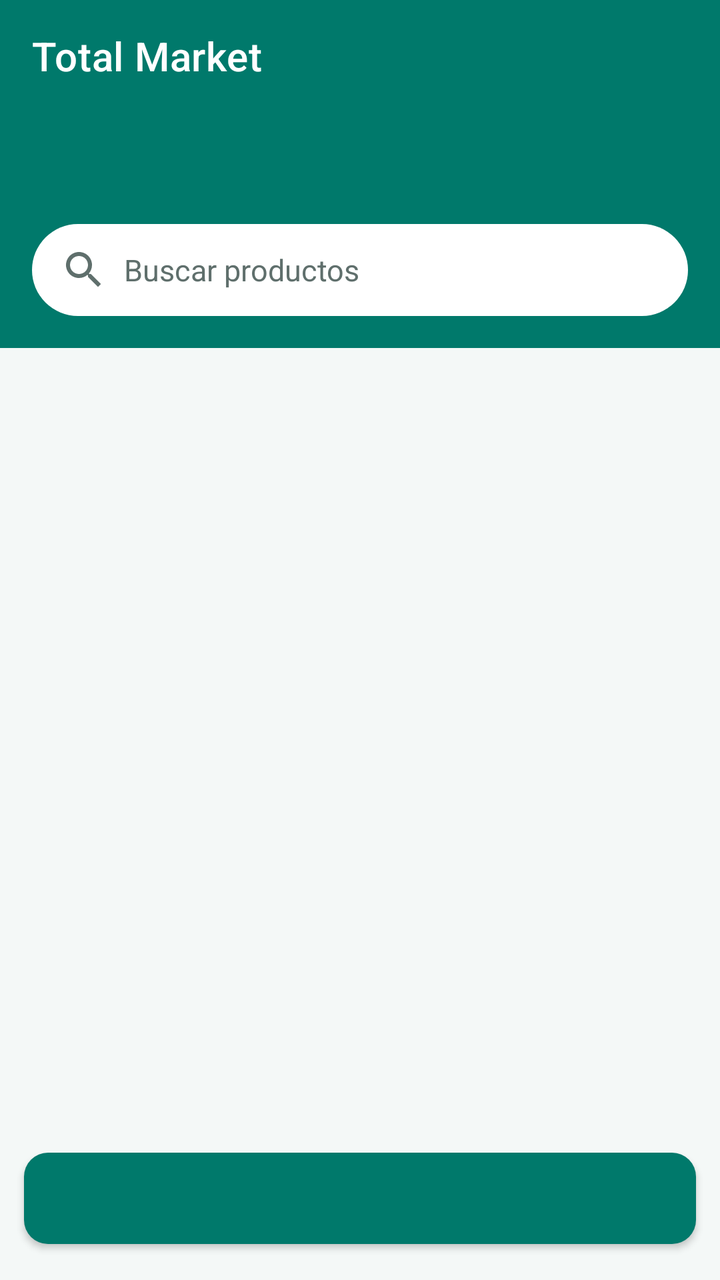
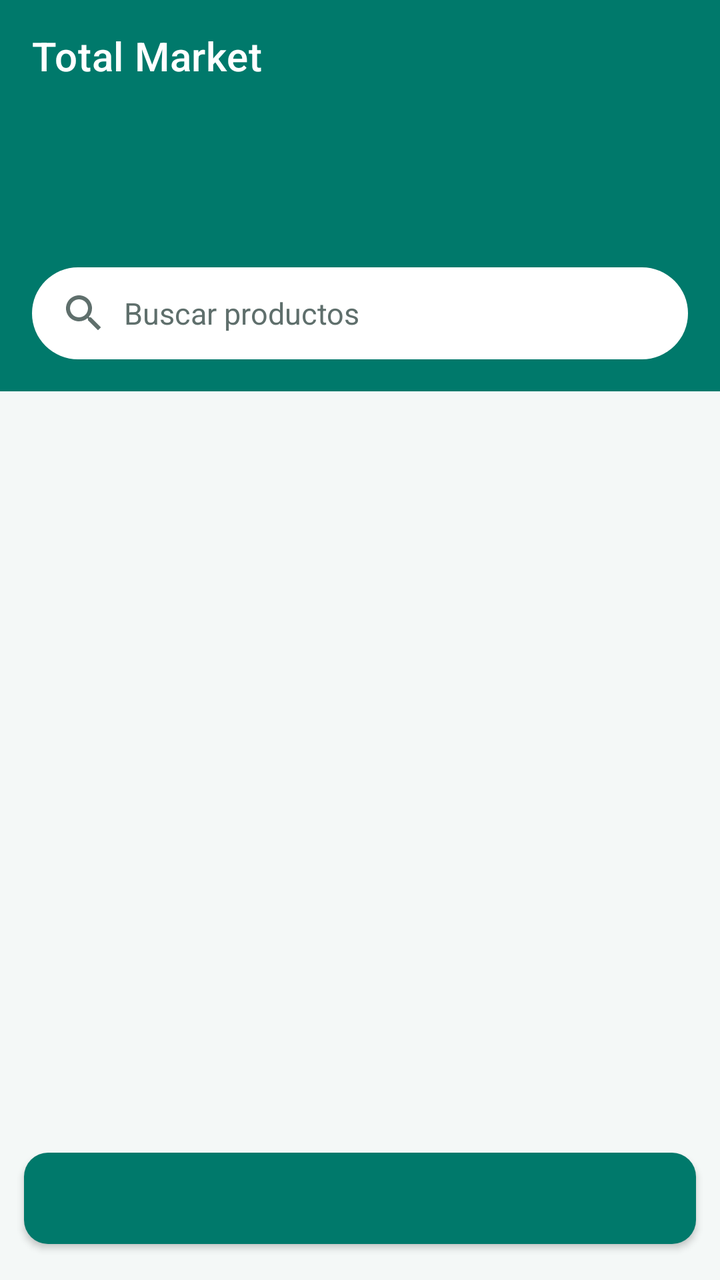

Before-and-after screenshots of an Android layout around one commit, followed by the original layout XML and the change that was made.
<!-- AndroidManifest.xml: application theme Theme.TotalMarket -->
<!-- res/layout/activity_main.xml -->
<?xml version="1.0" encoding="utf-8"?>
<LinearLayout xmlns:android="http://schemas.android.com/apk/res/android"
    xmlns:app="http://schemas.android.com/apk/res-auto"
    android:layout_width="match_parent"
    android:layout_height="match_parent"
    android:background="@color/fondo"
    android:orientation="vertical">

    <com.google.android.material.appbar.MaterialToolbar
        android:id="@+id/toolbar"
        android:layout_width="match_parent"
        android:layout_height="?attr/actionBarSize"
        android:background="@color/verde"
        android:theme="@style/ThemeOverlay.MaterialComponents.Dark.ActionBar"
        app:title="Total Market"
        app:titleTextColor="@color/white" />

    <LinearLayout
        android:layout_width="match_parent"
        android:layout_height="wrap_content"
        android:background="@color/verde"
        android:orientation="vertical"
        android:paddingStart="16dp"
        android:paddingTop="0dp"
        android:paddingEnd="16dp"
        android:paddingBottom="16dp">

        <TextView
            android:id="@+id/tvSaludo"
            android:layout_width="match_parent"
            android:layout_height="wrap_content"
            android:textColor="@color/white"
            android:textSize="18sp"
            android:textStyle="bold" />

        <TextView
            android:id="@+id/tvDireccion"
            android:layout_width="match_parent"
            android:layout_height="wrap_content"
            android:layout_marginTop="2dp"
            android:alpha="0.9"
            android:textColor="@color/white"
            android:textSize="13sp" />

        <EditText
            android:id="@+id/etBuscar"
            android:layout_width="match_parent"
            android:layout_height="46dp"
            android:layout_marginTop="12dp"
            android:background="@drawable/bg_search"
            android:drawableStart="@drawable/ic_buscar"
            android:drawablePadding="8dp"
            android:hint="Buscar productos"
            android:imeOptions="actionSearch"
            android:inputType="text"
            android:maxLines="1"
            android:paddingStart="14dp"
            android:paddingEnd="14dp"
            android:textColor="@color/texto"
            android:textColorHint="@color/texto_suave"
            android:textSize="15sp" />
    </LinearLayout>

    <TextView
        android:id="@+id/tvEstado"
        android:layout_width="match_parent"
        android:layout_height="wrap_content"
        android:layout_marginTop="16dp"
        android:gravity="center"
        android:padding="12dp"
        android:textColor="@color/texto_suave"
        android:textSize="16sp" />

    <androidx.recyclerview.widget.RecyclerView
        android:id="@+id/rvProductos"
        android:layout_width="match_parent"
        android:layout_height="0dp"
        android:layout_weight="1"
        android:clipToPadding="false"
        android:paddingStart="6dp"
        android:paddingTop="6dp"
        android:paddingEnd="6dp"
        android:paddingBottom="6dp" />

    <Button
        android:id="@+id/btnCarrito"
        android:layout_width="match_parent"
        android:layout_height="wrap_content"
        android:layout_margin="12dp" />
</LinearLayout>
<!-- resources referenced by this layout -->
<resources>
  <color name="fondo">#F4F8F7</color>
  <color name="texto">#1B2B28</color>
  <color name="texto_suave">#5F6F6C</color>
  <color name="verde">#00796B</color>
  <color name="white">#FFFFFF</color>
  <!-- drawable bg_search (drawable) -->
  <?xml version="1.0" encoding="utf-8"?>
  <shape xmlns:android="http://schemas.android.com/apk/res/android"
      android:shape="rectangle">
      <solid android:color="#FFFFFF" />
      <corners android:radius="24dp" />
  </shape>
  <!-- drawable ic_buscar (drawable) -->
  <?xml version="1.0" encoding="utf-8"?>
  <vector xmlns:android="http://schemas.android.com/apk/res/android"
      android:width="24dp"
      android:height="24dp"
      android:viewportWidth="24"
      android:viewportHeight="24">
      <path
          android:fillColor="#FF5F6F6C"
          android:pathData="M15.5,14h-0.79l-0.28,-0.27C15.41,12.59 16,11.11 16,9.5 16,5.91 13.09,3 9.5,3S3,5.91 3,9.5 5.91,16 9.5,16c1.61,0 3.09,-0.59 4.23,-1.57l0.27,0.28v0.79l5,4.99L20.49,19l-4.99,-5zM9.5,14C7.01,14 5,11.99 5,9.5S7.01,5 9.5,5 14,7.01 14,9.5 11.99,14 9.5,14z" />
  </vector>
  <style name="Theme.TotalMarket" parent="Theme.MaterialComponents.Light.NoActionBar">
          <item name="colorPrimary">@color/verde</item>
          <item name="colorPrimaryVariant">@color/verde_oscuro</item>
          <item name="colorOnPrimary">@color/white</item>
          <item name="colorSecondary">@color/verde_acento</item>
          <item name="colorOnSecondary">@color/white</item>
          <item name="android:statusBarColor">@color/verde_oscuro</item>
          <item name="android:windowBackground">@color/fondo</item>
          <item name="materialButtonStyle">@style/Widget.Total.Button</item>
      </style>
  <color name="verde_oscuro">#004D40</color>
  <color name="verde_acento">#26A69A</color>
  <style name="Widget.Total.Button" parent="Widget.MaterialComponents.Button">
          <item name="cornerRadius">12dp</item>
          <item name="android:textAllCaps">false</item>
          <item name="android:textSize">16sp</item>
          <item name="android:paddingTop">12dp</item>
          <item name="android:paddingBottom">12dp</item>
      </style>
</resources>

<!-- the commit's change to res/layout/activity_main.xml (unified diff, before → after) -->
@@ -39,6 +39,14 @@
             android:layout_height="wrap_content"
             android:layout_marginTop="2dp"
             android:alpha="0.9"
+            android:textColor="@color/white"
+            android:textSize="13sp" />
+
+        <TextView
+            android:id="@+id/tvTasa"
+            android:layout_width="match_parent"
+            android:layout_height="wrap_content"
+            android:layout_marginTop="4dp"
             android:textColor="@color/white"
             android:textSize="13sp" />
 
